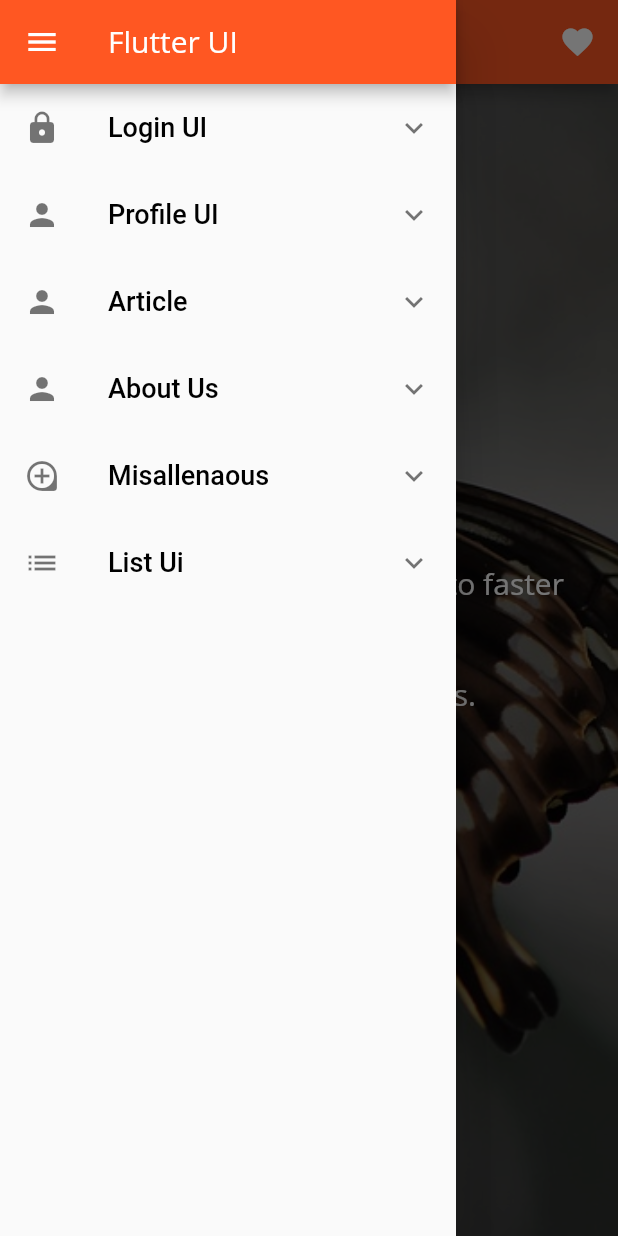
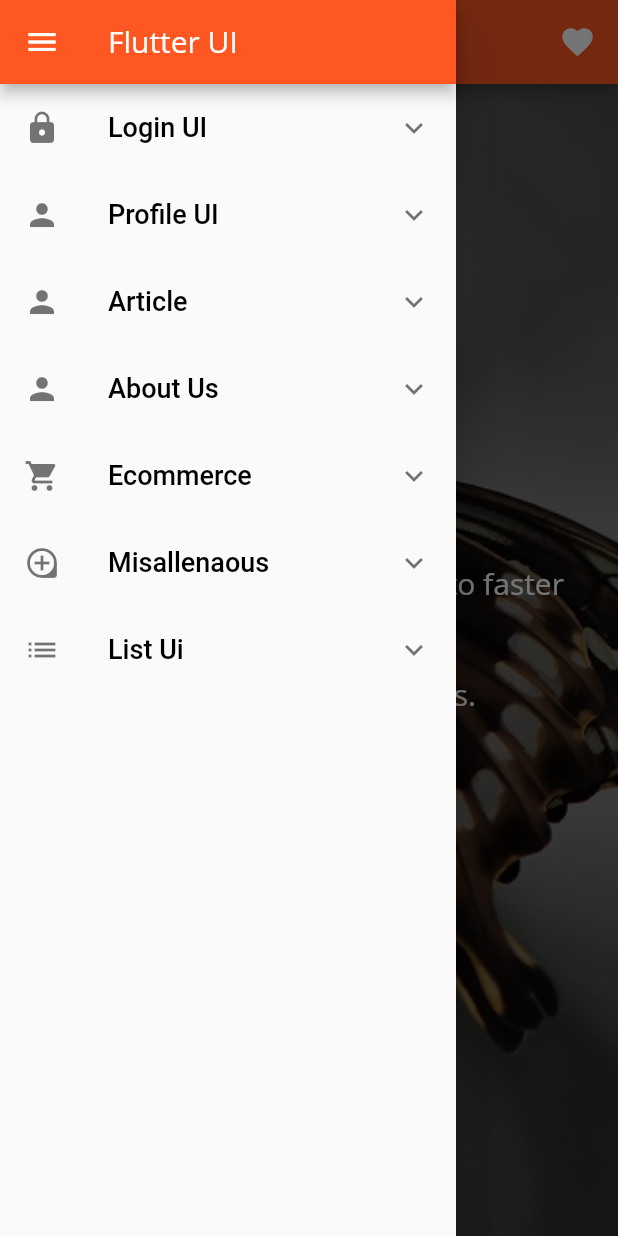
Before and after one commit to sudeepthapa/flutter-ui, a Flutter app: the screen it shows after launch, with the side drawer open, on a phone screen of 412 x 824 dp. Run offline on Flutter 3.47's test engine with Material 2 defaults, Android fonts, the phone set to English and light mode, and no system bars; our stand-ins replace analog_clock, carousel_slider; missing offline and left inert: flutube.

```diff
--- a/lib/widgets/sidebar.dart
+++ b/lib/widgets/sidebar.dart
@@ -1,5 +1,6 @@
 import 'package:flutter/material.dart';
 import 'package:profile_card/pages/about_us/about_us.dart';
+import 'package:profile_card/pages/ecommerce/cart1.dart';
 import 'package:profile_card/pages/lists/directory_concept/placelist1.dart';
 import 'package:profile_card/pages/lists/directory_concept/schoolList.dart';
 import 'package:profile_card/pages/login_pages/login_form.dart';
@@ -161,6 +162,31 @@ class HomePage extends StatelessWidget {
                           context,
                           MaterialPageRoute(
                               builder: (BuildContext context) => AboutUs()));
+                    }),
+              ],
+            ),
+            ExpansionTile(
+              title: Text(
+                "Ecommerce",
+                style: TextStyle(
+                    color: Colors.black, fontFamily: 'Roboto', fontSize: 18),
+              ),
+              leading: Icon(Icons.shopping_cart),
+              children: <Widget>[
+                ListTile(
+                    leading: Icon(
+                      Icons.arrow_right,
+                      color: Colors.deepOrangeAccent,
+                    ),
+                    title: Text(
+                      "Cart Page 1",
+                      style: TextStyle(color: Colors.black87, fontSize: 14),
+                    ),
+                    onTap: () {
+                      Navigator.push(
+                          context,
+                          MaterialPageRoute(
+                              builder: (BuildContext context) => Cart()));
                     }),
               ],
             ),
```
